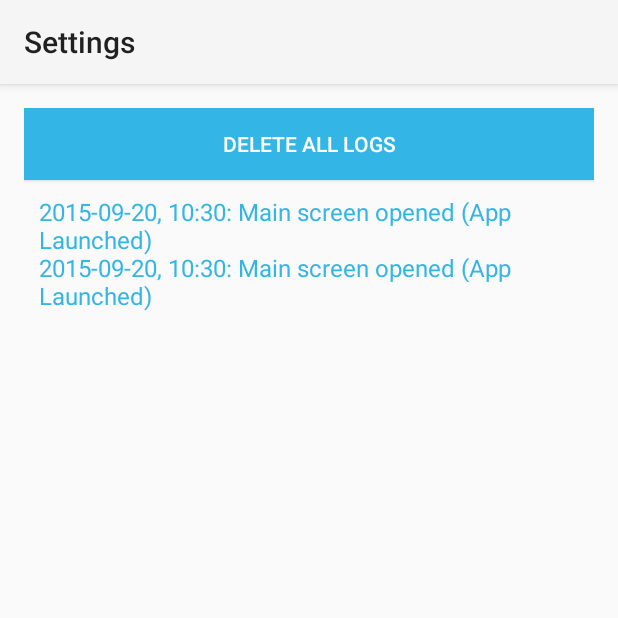
After one commit to kmangla/teamspace-android, an Android app: the LogActivity screen opened directly, with no data from a screen before it, on a phone screen of 412 x 824 dp, the top half of it. The commit adds this screen. Run offline under Robolectric (Android 15) with nearby library versions, the phone set to English and light mode, and no system bars; our stand-ins replace Volley; network calls fail.

Commit message:
Setup the infrastructure to save, view and clear logs for MS app

```diff
--- a/android/MessageSpace/app/src/main/AndroidManifest.xml
+++ b/android/MessageSpace/app/src/main/AndroidManifest.xml
@@ -1,7 +1,7 @@
 <?xml version="1.0" encoding="utf-8"?>
 <manifest xmlns:android="http://schemas.android.com/apk/res/android"
     package="com.ts.messagespace"
-    android:versionCode="1"
+    android:versionCode="2"
     android:versionName="1.0">
 
     <uses-permission android:name="com.google.android.c2dm.permission.RECEIVE" />
@@ -13,6 +13,8 @@
     <uses-permission android:name="android.permission.READ_PHONE_STATE"/>
     <uses-permission android:name="android.permission.RECEIVE_SMS"></uses-permission>
     <uses-permission android:name="android.permission.READ_SMS" />
+    <uses-permission android:name="android.permission.WRITE_EXTERNAL_STORAGE" />
+    <uses-permission android:name="android.permission.READ_EXTERNAL_STORAGE" />
 
     <permission
         android:name="com.ts.messagespace.permission.C2D_MESSAGE"
@@ -57,6 +59,8 @@
         <meta-data
             android:name="com.google.android.gms.version"
             android:value="@integer/google_play_services_version" />
+
+        <activity android:name=".LogActivity" />
     </application>
 
 </manifest>
--- /dev/null
+++ b/android/MessageSpace/app/src/main/java/com/ts/messagespace/DataManager.java
@@ -0,0 +1,95 @@
+package com.ts.messagespace;
+
+import android.content.Context;
+import android.os.Environment;
+import android.support.v4.util.LruCache;
+
+import java.io.BufferedReader;
+import java.io.File;
+import java.io.FileInputStream;
+import java.io.FileOutputStream;
+import java.io.FileReader;
+import java.io.IOException;
+import java.io.InputStreamReader;
+
+/**
+ * Created by pratyus on 9/20/15.
+ */
+public class DataManager {
+
+    private Context mContext;
+    private static DataManager instance;
+    private LruCache<String, Object> dataStore;
+
+    private DataManager(Context context) {
+        mContext = context.getApplicationContext();
+        int cacheSize = 4 * 1024 * 1024; // 4MiB
+        dataStore = new LruCache<String, Object>(cacheSize);
+    }
+
+    public static DataManager getInstance(Context context) {
+        if (null == instance) {
+            instance = new DataManager(context);
+        }
+        return instance;
+    }
+
+    public void insertData(String dataStoreKey, Object data) {
+        if (dataStoreKey == null || data == null) {
+            return;
+        }
+        dataStore.put(dataStoreKey, data);
+    }
+
+    public Object retrieveData(String dataStoreKey) {
+        if (dataStoreKey == null) {
+            return null;
+        }
+
+        return dataStore.get(dataStoreKey);
+    }
+
+    public void removeData(String dataStoreKey) {
+        if (dataStoreKey == null) {
+            return;
+        }
+
+        dataStore.remove(dataStoreKey);
+    }
+
+    public void writeLogFile(String text) {
+        String filename = "logFile";
+        FileOutputStream outputStream;
+        try {
+            outputStream = mContext.openFileOutput(filename, Context.MODE_APPEND);
+            outputStream.write(text.getBytes());
+            outputStream.close();
+        } catch (Exception e) {
+            e.printStackTrace();
+        }
+    }
+
+    public String readLogFile() {
+        StringBuilder sb = new StringBuilder();
+        try {
+            FileInputStream in = mContext.openFileInput("logFile");
+            InputStreamReader inputStreamReader = new InputStreamReader(in);
+            BufferedReader bufferedReader = new BufferedReader(inputStreamReader);
+
+            String line;
+
+            while ((line = bufferedReader.readLine()) != null) {
+                sb.append(line + "\n");
+            }
+        } catch (Exception e) {
+            return "";
+        }
+        return sb.toString();
+    }
+
+    public void deleteLogFile() {
+        String dir = mContext.getFilesDir().getAbsolutePath();
+        File f0 = new File(dir, "logFile");
+        boolean d0 = f0.delete();
+    }
+}
--- /dev/null
+++ b/android/MessageSpace/app/src/main/java/com/ts/messagespace/LogActivity.java
@@ -0,0 +1,28 @@
+package com.ts.messagespace;
+
+import android.app.Activity;
+import android.content.Context;
+import android.content.SharedPreferences;
+import android.os.AsyncTask;
+import android.os.Bundle;
+import android.os.Handler;
+import android.support.v4.app.Fragment;
+import android.util.Log;
+import android.view.Menu;
+import android.view.MenuItem;
+
+import com.google.android.gms.common.ConnectionResult;
+import com.google.android.gms.common.GooglePlayServicesUtil;
+import com.google.android.gms.gcm.GoogleCloudMessaging;
+
+import java.io.IOException;
+import java.util.concurrent.atomic.AtomicInteger;
+
+public class LogActivity extends SingleFragmentActivity {
+
+    @Override
+    protected Fragment createFragment() {
+        return new LogFragment();
+    }
+
+}
--- /dev/null
+++ b/android/MessageSpace/app/src/main/java/com/ts/messagespace/LogFragment.java
@@ -0,0 +1,47 @@
+package com.ts.messagespace;
+
+import android.content.Intent;
+import android.os.Bundle;
+import android.support.v4.app.Fragment;
+import android.view.LayoutInflater;
+import android.view.View;
+import android.view.ViewGroup;
+import android.widget.Button;
+import android.widget.TextView;
+
+/**
+ * Created by pratyus on 9/20/15.
+ */
+public class LogFragment extends Fragment {
+    private static View mRootView;
+    private TextView logs;
+    private Button deleteLogs;
+
+    @Override
+    public View onCreateView(LayoutInflater inflater, ViewGroup container,
+                             Bundle savedInstanceState) {
+        if (mRootView == null) {
+            mRootView = inflater.inflate(R.layout.log_fragment, container, false);
+        }
+        ViewGroup parent = (ViewGroup) mRootView.getParent();
+        if (parent != null) {
+            parent.removeView(mRootView);
+        }
+
+        logs = (TextView) mRootView.findViewById(R.id.logs);
+        logs.setText(Utils.retrieveDevLogs(getActivity()));
+
+        Button deleteLogs = (Button) mRootView.findViewById(R.id.delete_logs);
+        deleteLogs.setOnClickListener(new View.OnClickListener() {
+            @Override
+            public void onClick(View view) {
+                Utils.clearDevLogs(getActivity());
+                logs.setText("");
+            }
+        });
+
+        getActivity().setTitle(R.string.action_settings);
+
+        return mRootView;
+    }
+}
--- /dev/null
+++ b/android/MessageSpace/app/src/main/java/com/ts/messagespace/SingleFragmentActivity.java
@@ -0,0 +1,28 @@
+package com.ts.messagespace;
+
+import android.os.Bundle;
+import android.support.v4.app.Fragment;
+import android.support.v4.app.FragmentActivity;
+import android.support.v4.app.FragmentManager;
+
+/**
+ * Created by pratyus on 9/20/15.
+ */
+public abstract class SingleFragmentActivity extends FragmentActivity {
+    protected abstract Fragment createFragment();
+
+    @Override
+    public void onCreate(Bundle savedInstanceState) {
+        super.onCreate(savedInstanceState);
+        setContentView(R.layout.single_activity_fragment);
+        FragmentManager manager = getSupportFragmentManager();
+        Fragment fragment = manager.findFragmentById(R.id.fragmentContainer);
+
+        if (fragment == null) {
+
+            fragment = createFragment();
+            manager.beginTransaction().add(R.id.fragmentContainer, fragment)
+                    .commit();
+        }
+    }
+}
--- /dev/null
+++ b/android/MessageSpace/app/src/main/res/layout/log_fragment.xml
@@ -0,0 +1,36 @@
+<?xml version="1.0" encoding="utf-8"?>
+
+<ScrollView xmlns:android="http://schemas.android.com/apk/res/android"
+    android:layout_width="match_parent"
+    android:layout_height="match_parent">
+
+    <RelativeLayout
+        android:layout_width="match_parent"
+        android:layout_height="wrap_content"
+        android:paddingBottom="@dimen/activity_vertical_margin"
+        android:paddingLeft="@dimen/activity_horizontal_margin"
+        android:paddingRight="@dimen/activity_horizontal_margin"
+        android:paddingTop="@dimen/activity_vertical_margin"
+        >
+
+        <Button
+            android:id="@+id/delete_logs"
+            android:layout_width="match_parent"
+            android:layout_height="wrap_content"
+            android:background="@android:color/holo_blue_light"
+            android:text="@string/delete_logs"
+            android:textColor="@android:color/white" />
+
+        <TextView
+            android:id="@+id/logs"
+            android:layout_width="match_parent"
+            android:layout_height="wrap_content"
+            android:layout_below="@id/delete_logs"
+            android:layout_margin="10dp"
+            android:text="@string/test"
+            android:textColor="@android:color/holo_blue_light"
+            android:textSize="16sp" />
+
+    </RelativeLayout>
+
+</ScrollView>
--- /dev/null
+++ b/android/MessageSpace/app/src/main/res/layout/single_activity_fragment.xml
@@ -0,0 +1,6 @@
+<?xml version="1.0" encoding="utf-8"?>
+<FrameLayout xmlns:android="http://schemas.android.com/apk/res/android"
+    android:id="@+id/fragmentContainer"
+    android:layout_width="match_parent"
+    android:layout_height="match_parent"
+    />
--- a/android/MessageSpace/app/src/main/res/values/strings.xml
+++ b/android/MessageSpace/app/src/main/res/values/strings.xml
@@ -10,10 +10,13 @@
     <string name="number">Enter Phone Number</string>
     <string name="send">Send To User</string>
     <string name="change_number">Enter Self Number</string>
+    <string name="view_logs">View Logs</string>
+    <string name="delete_logs">Delete All Logs</string>
     <string name="send_to_server">Send To Server</string>
     <string name="copy">Copy To Clipboard</string>
     <string name="save_server">Save Server Address</string>
     <string name="action_settings">Settings</string>
+    <string name="logs">Logs</string>
 
     <string-array name="CountryCodes" >
         <item>93,AF</item>
```
Also changed, not shown: android/MessageSpace/app/src/main/java/com/ts/messagespace/Constants.java (added, +8 -0 lines), android/MessageSpace/app/src/main/java/com/ts/messagespace/MainFragment.java (+11 -0 lines), android/MessageSpace/app/src/main/java/com/ts/messagespace/Utils.java (+22 -0 lines), android/MessageSpace/app/src/main/res/layout/main_fragment.xml (+9 -0 lines).
